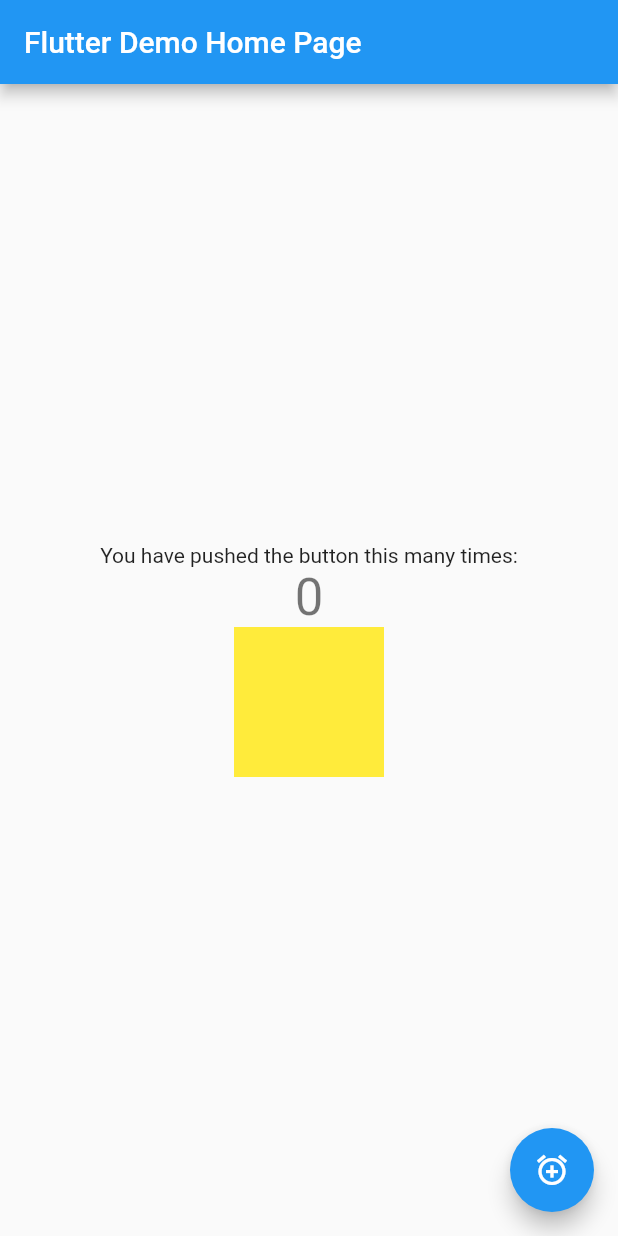
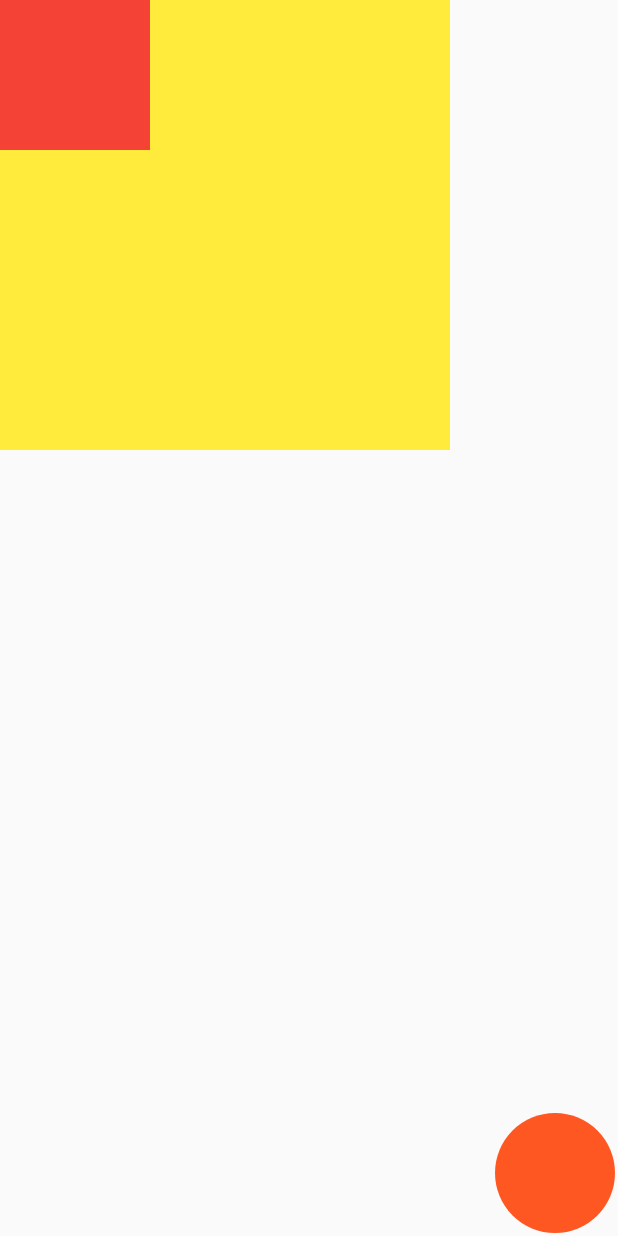
Before and after one commit to akshayyadav76/check, a Flutter app: the screen it shows after launch, on a phone screen of 412 x 824 dp. Run offline on Flutter 3.47's test engine with Material 2 defaults, Android fonts, the phone set to English and light mode, and no system bars.

Commit message:
some experiments

```diff
--- a/lib/main.dart
+++ b/lib/main.dart
@@ -27,49 +27,61 @@ class MyHomePage extends StatefulWidget {
 
 class _MyHomePageState extends State<MyHomePage> {
 
-  int _counter = 0;
+  //int _counter = 0;
 
   void _incrementCounter() {
     setState(() {
-      _counter++;
+     // _counter++;
     });
   }
   //samw comments
 
   @override
-  Widget build(BuildContext context) {
-    return Scaffold(
-      appBar: AppBar(
+  Widget build(BuildContext _) {
+    return Material(
 
-        title: Text(widget.title),
+      child:   Stack(
+              children: <Widget>[
+    ClipPath(
+
+
+
+                              child: Container(
+
+                    width: 300,
+
+                    height: 300,
+
+                    color: Colors.yellow,
+
+                  ),
+
+                ),
+                Container(
+                  height: 100,
+                  width: 100,
+                  color: Colors.red,
+                ),
+                Positioned(
+
+              width: 80,height: 80,
+                  bottom:  2,right: 2,
+                  child: ClipOval(
+                                      child: Container(
+                      width: 10,
+                      height: 10,
+                      color: Colors.deepOrange,),
+                  ),
+                ),
+
+],
       ),
-      body: Center(
 
-        child: Column(
-          mainAxisAlignment: MainAxisAlignment.center,
-          children: <Widget>[
-            Text(
-              'You have pushed the button this many times:',
-            ),
-            Text(
-              '$_counter',
-              style: Theme.of(context).textTheme.display1,
-            ),
-            Container(
-              width: 100,
-              height: 100,
-              color: Colors.yellow,
-            )
-          ],
-        ),
-      ),
-      floatingActionButton: FloatingActionButton(
-        onPressed: _incrementCounter,
-        tooltip: 'Increment',
-        child: Icon(Icons.add_alarm),
-      ), // This trailing comma makes auto-formatting nicer for build methods.
+      // This trailing comma makes auto-formatting nicer for build methods.
     );
   }
 
 
+
+
 }
```
